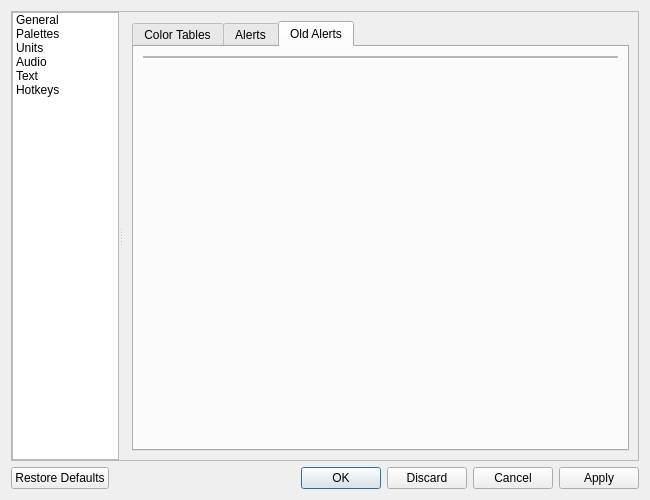
Qt form scwx-qt/source/scwx/qt/ui/settings_dialog.ui (dpaulat/supercell-wx) before a commit.
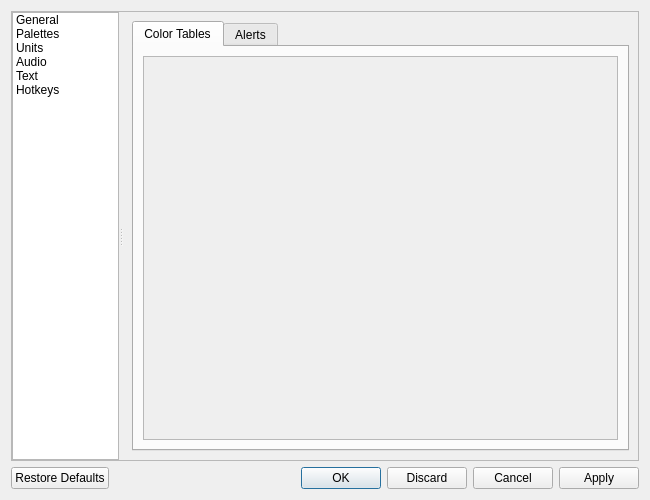
The same form after that commit. The open tabs and pages were chosen to show the change. Icons and pictures are not drawn.

Commit message: Removing old alert palette configuration from settings dialog

```diff
--- a/scwx-qt/source/scwx/qt/ui/settings_dialog.ui
+++ b/scwx-qt/source/scwx/qt/ui/settings_dialog.ui
@@ -639,50 +639,6 @@
                <string>Alerts</string>
               </attribute>
              </widget>
-             <widget class="QWidget" name="tab_2">
-              <attribute name="title">
-               <string>Old Alerts</string>
-              </attribute>
-              <layout class="QVBoxLayout" name="verticalLayout_3">
-               <item>
-                <widget class="QFrame" name="alertsFrame">
-                 <property name="frameShape">
-                  <enum>QFrame::Shape::StyledPanel</enum>
-                 </property>
-                 <property name="frameShadow">
-                  <enum>QFrame::Shadow::Raised</enum>
-                 </property>
-                 <layout class="QGridLayout" name="gridLayout_5">
-                  <property name="leftMargin">
-                   <number>0</number>
-                  </property>
-                  <property name="topMargin">
-                   <number>0</number>
-                  </property>
-                  <property name="rightMargin">
-                   <number>0</number>
-                  </property>
-                  <property name="bottomMargin">
-                   <number>0</number>
-                  </property>
-                 </layout>
-                </widget>
-               </item>
-               <item>
-                <spacer name="verticalSpacer_2">
-                 <property name="orientation">
-                  <enum>Qt::Orientation::Vertical</enum>
-                 </property>
-                 <property name="sizeHint" stdset="0">
-                  <size>
-                   <width>20</width>
-                   <height>239</height>
-                  </size>
-                 </property>
-                </spacer>
-               </item>
-              </layout>
-             </widget>
             </widget>
            </item>
           </layout>
```
The commit also changes 1 other file.
